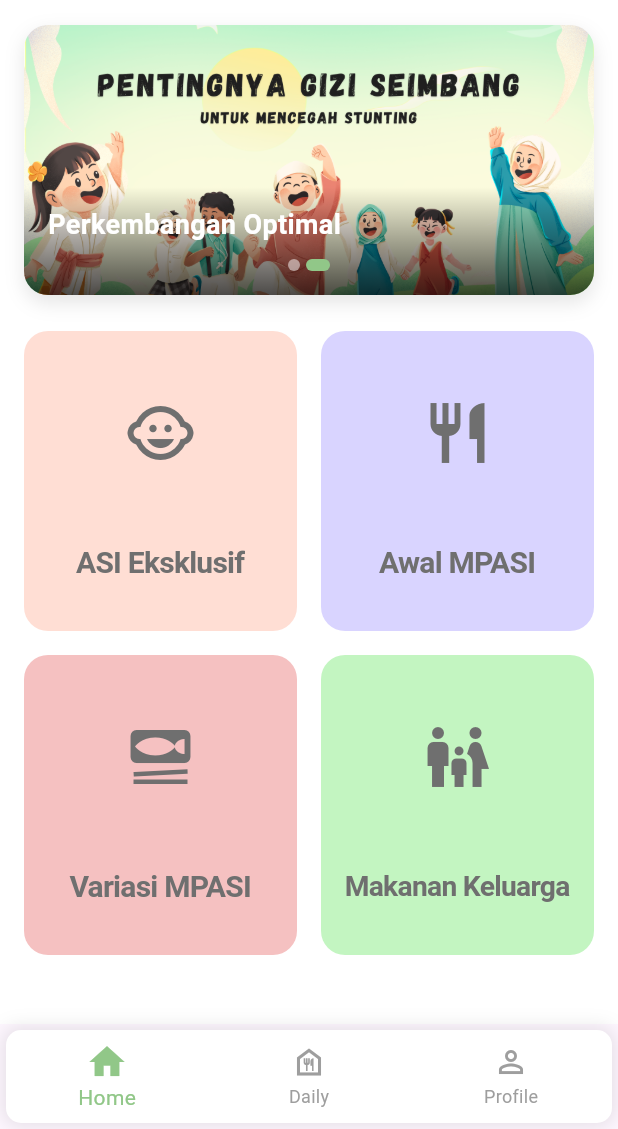
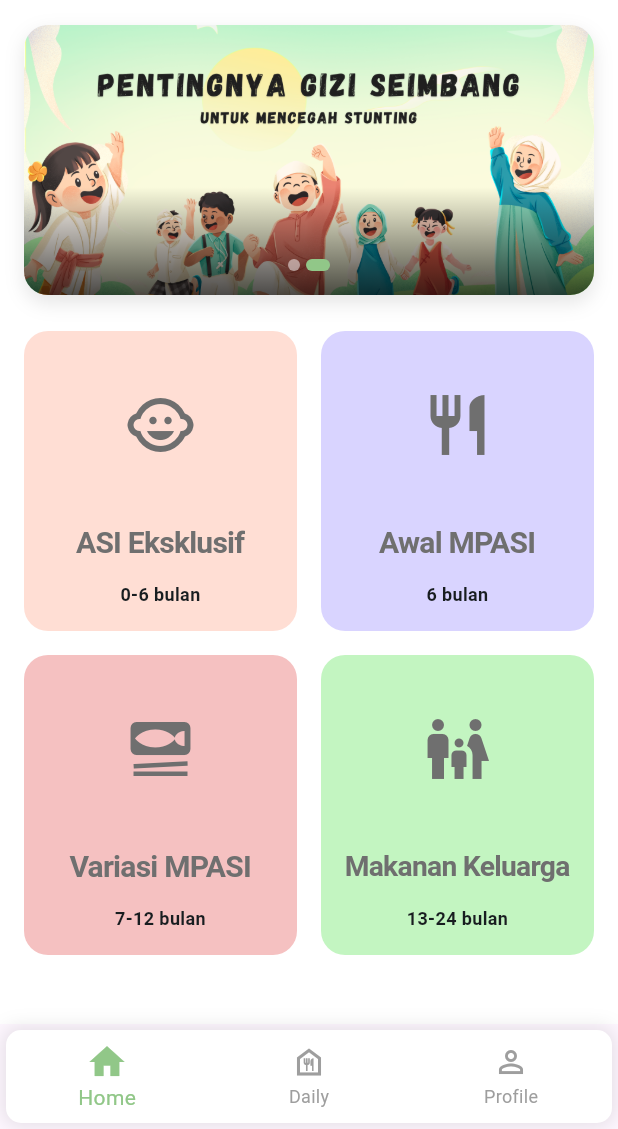
Before and after one commit to ForcesR2N/growell-app, a Flutter app: the screen it shows once a user with an empty profile is signed in, on a phone screen of 412 x 824 dp, the part 107-1236 px from its top. Run offline on Flutter 3.47's test engine with Material 3 defaults, Android fonts, the phone set to English and light mode, and no system bars; our stand-ins replace cloud_firestore, firebase_auth, firebase_core, fl_chart, get, shared_preferences; accounts and stored records are empty; Roboto replaces fonts that are missing (Raleway, Signika).

```diff
--- a/lib/pages/home_page.dart
+++ b/lib/pages/home_page.dart
@@ -20,11 +20,9 @@ class _HomePageState extends State<HomePage> {
   final List<Map<String, dynamic>> _sliderItems = [
     {
       'image': 'assets/images/slider1.png',
-      'title': 'Nutrisi Terbaik untuk Si Kecil',
     },
     {
       'image': 'assets/images/slider2.png',
-      'title': 'Perkembangan Optimal',
     },
   ];
 
@@ -174,6 +172,7 @@ class _HomePageState extends State<HomePage> {
                     Expanded(
                       child: _buildMenuCard(
                         title: menuCards[0]['title'],
+                        subtitle: menuCards[0]['subtitle'],
                         color: menuCards[0]['color'],
                         icon: menuCards[0]['icon'],
                         ageGroupId: menuCards[0]['id'],
@@ -184,6 +183,7 @@ class _HomePageState extends State<HomePage> {
                     Expanded(
                       child: _buildMenuCard(
                         title: menuCards[1]['title'],
+                        subtitle: menuCards[1]['subtitle'],
                         color: menuCards[1]['color'],
                         icon: menuCards[1]['icon'],
                         ageGroupId: menuCards[1]['id'],
@@ -201,6 +201,7 @@ class _HomePageState extends State<HomePage> {
                     Expanded(
                       child: _buildMenuCard(
                         title: menuCards[2]['title'],
+                        subtitle: menuCards[2]['subtitle'],
                         color: menuCards[2]['color'],
                         icon: menuCards[2]['icon'],
                         ageGroupId: menuCards[2]['id'],
@@ -211,6 +212,7 @@ class _HomePageState extends State<HomePage> {
                     Expanded(
                       child: _buildMenuCard(
                         title: menuCards[3]['title'],
+                        subtitle: menuCards[3]['subtitle'],
                         color: menuCards[3]['color'],
                         icon: menuCards[3]['icon'],
                         ageGroupId: menuCards[3]['id'],
@@ -244,7 +246,6 @@ class _HomePageState extends State<HomePage> {
         borderRadius: BorderRadius.circular(16),
         child: Stack(
           children: [
-            // PageView untuk slide gambar
             PageView.builder(
               controller: _sliderController,
               onPageChanged: (index) {
@@ -257,8 +258,6 @@ class _HomePageState extends State<HomePage> {
                 return _buildSliderItem(_sliderItems[index]);
               },
             ),
-
-            // Indicator dots
             Positioned(
               bottom: 16,
               left: 0,
@@ -291,13 +290,10 @@ class _HomePageState extends State<HomePage> {
     return Stack(
       fit: StackFit.expand,
       children: [
-        // Placeholder untuk gambar
-        // Ganti dengan Image.asset saat memiliki gambar
         Image.asset(
           item['image'],
           fit: BoxFit.cover,
           errorBuilder: (context, error, stackTrace) {
-            // Fallback jika gambar tidak ada
             return Container(
               color: const Color(0xFFEEF6ED),
               child: const Center(
@@ -310,8 +306,6 @@ class _HomePageState extends State<HomePage> {
             );
           },
         ),
-
-        // Gradient overlay untuk memastikan teks dapat dibaca
         Container(
           decoration: BoxDecoration(
             gradient: LinearGradient(
@@ -325,34 +319,13 @@ class _HomePageState extends State<HomePage> {
             ),
           ),
         ),
-
-        // Text content
-        Positioned(
-          bottom: 30,
-          left: 16,
-          right: 16,
-          child: Column(
-            crossAxisAlignment: CrossAxisAlignment.start,
-            children: [
-              Text(
-                item['title'],
-                style: const TextStyle(
-                  color: Colors.white,
-                  fontSize: 18,
-                  fontFamily: 'Signika',
-                  fontWeight: FontWeight.w600,
-                ),
-              ),
-              const SizedBox(height: 4),
-            ],
-          ),
-        ),
       ],
     );
   }
 
   Widget _buildMenuCard({
     required String title,
+    required String subtitle,
     required Color color,
     required IconData icon,
     required String ageGroupId,
@@ -363,8 +336,7 @@ class _HomePageState extends State<HomePage> {
         if (isActive) {
           Get.to(
             () => FoodRecommendationPage(
-              ageGroup: ageGroupId,
-              title: title,
+              ageGroup: ageGroupId, title: '',
             ),
             transition: Transition.rightToLeft,
           );
@@ -417,6 +389,17 @@ class _HomePageState extends State<HomePage> {
               ),
             ),
             const SizedBox(height: 4),
+            Text(
+              subtitle,
+              textAlign: TextAlign.center,
+              style: const TextStyle(
+                color: Color(0xFF181D20),
+                fontSize: 12,
+                fontFamily: 'Raleway',
+                fontWeight: FontWeight.w700,
+                height: 1.33,
+              ),
+            ),
           ],
         ),
       ),
```
Also changed, not shown: lib/pages/food_recommendation_page.dart (+173 -87 lines), assets/images/food_header.jpg (added), 4 other files.
